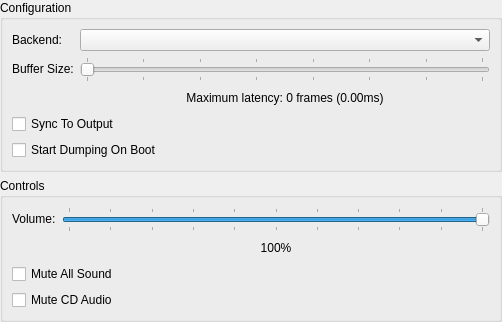
This is src/duckstation-qt/audiosettingswidget.ui in kofxi3584karlayang/duckstation as Qt 5 draws it before an edit. The edited form follows.
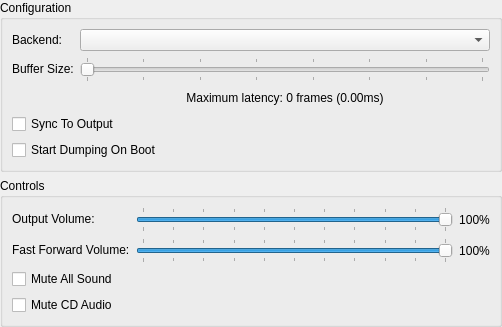
This is the edited form.

Commit message: HostInterface: Add separate volume control for fast forwarding

The edit to the form file:
```diff
--- a/src/duckstation-qt/audiosettingswidget.ui
+++ b/src/duckstation-qt/audiosettingswidget.ui
@@ -7,7 +7,7 @@
     <x>0</x>
     <y>0</y>
     <width>502</width>
-    <height>308</height>
+    <height>312</height>
    </rect>
   </property>
   <property name="windowTitle">
@@ -123,11 +123,13 @@
       <item row="0" column="0">
        <widget class="QLabel" name="label_3">
         <property name="text">
-         <string>Volume:</string>
+         <string>Output Volume:</string>
         </property>
        </widget>
       </item>
       <item row="0" column="1">
+       <layout class="QHBoxLayout" name="horizontalLayout">
+        <item>
        <widget class="QSlider" name="volume">
         <property name="maximum">
          <number>100</number>
@@ -146,43 +148,84 @@
         </property>
        </widget>
       </item>
-      <item row="2" column="0" colspan="2">
+        <item>
+         <widget class="QLabel" name="volumeLabel">
+          <property name="sizePolicy">
+           <sizepolicy hsizetype="Fixed" vsizetype="Preferred">
+            <horstretch>0</horstretch>
+            <verstretch>0</verstretch>
+           </sizepolicy>
+          </property>
+          <property name="text">
+           <string>100%</string>
+          </property>
+          <property name="alignment">
+           <set>Qt::AlignCenter</set>
+          </property>
+         </widget>
+        </item>
+       </layout>
+      </item>
+      <item row="1" column="1">
+       <layout class="QHBoxLayout" name="horizontalLayout_2">
+        <item>
+         <widget class="QSlider" name="fastForwardVolume">
+          <property name="maximum">
+           <number>100</number>
+          </property>
+          <property name="value">
+           <number>100</number>
+          </property>
+          <property name="orientation">
+           <enum>Qt::Horizontal</enum>
+          </property>
+          <property name="tickPosition">
+           <enum>QSlider::TicksBothSides</enum>
+          </property>
+          <property name="tickInterval">
+           <number>10</number>
+          </property>
+         </widget>
+        </item>
+        <item>
+         <widget class="QLabel" name="fastForwardVolumeLabel">
+          <property name="sizePolicy">
+           <sizepolicy hsizetype="Fixed" vsizetype="Preferred">
+            <horstretch>0</horstretch>
+            <verstretch>0</verstretch>
+           </sizepolicy>
+          </property>
+          <property name="text">
+           <string>100%</string>
+          </property>
+          <property name="alignment">
+           <set>Qt::AlignCenter</set>
+          </property>
+         </widget>
+        </item>
+       </layout>
+      </item>
+      <item row="1" column="0">
+       <widget class="QLabel" name="label_4">
+        <property name="text">
+         <string>Fast Forward Volume:</string>
+        </property>
+       </widget>
+      </item>
+      <item row="2" column="0">
        <widget class="QCheckBox" name="muted">
         <property name="text">
          <string>Mute All Sound</string>
         </property>
        </widget>
       </item>
-      <item row="3" column="0" colspan="2">
+      <item row="3" column="0">
        <widget class="QCheckBox" name="muteCDAudio">
         <property name="text">
          <string>Mute CD Audio</string>
         </property>
        </widget>
       </item>
-      <item row="1" column="1">
-       <widget class="QLabel" name="volumeLabel">
-        <property name="text">
-         <string>100%</string>
-        </property>
-        <property name="alignment">
-         <set>Qt::AlignCenter</set>
-        </property>
-       </widget>
-      </item>
-      <item row="1" column="0">
-       <spacer name="horizontalSpacer_2">
-        <property name="orientation">
-         <enum>Qt::Horizontal</enum>
-        </property>
-        <property name="sizeHint" stdset="0">
-         <size>
-          <width>40</width>
-          <height>20</height>
-         </size>
-        </property>
-       </spacer>
-      </item>
      </layout>
     </widget>
    </item>
```
Left out of the diff: 2 changed lines with no effect on the pictures. Lines whose indentation alone changed are shown as unchanged. The commit also changes 12 other files.
